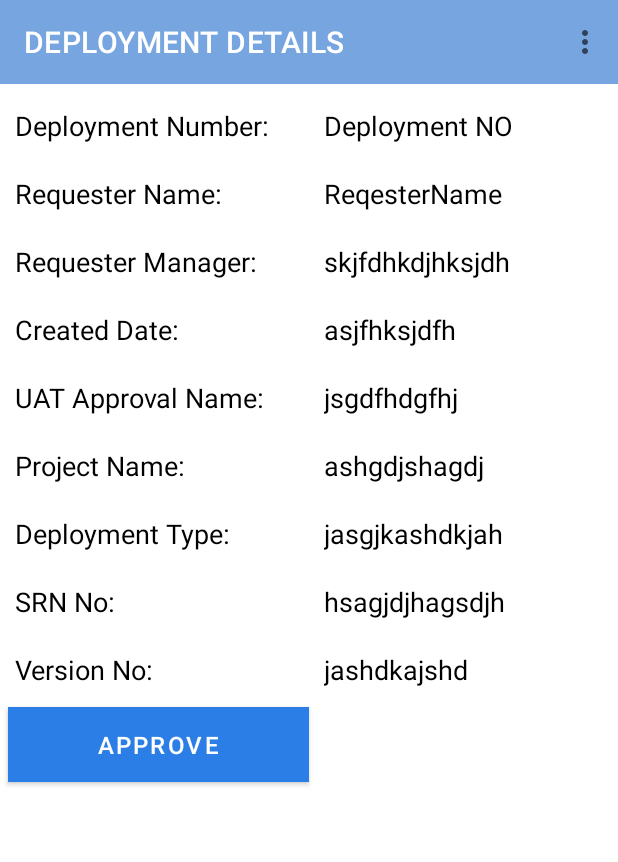
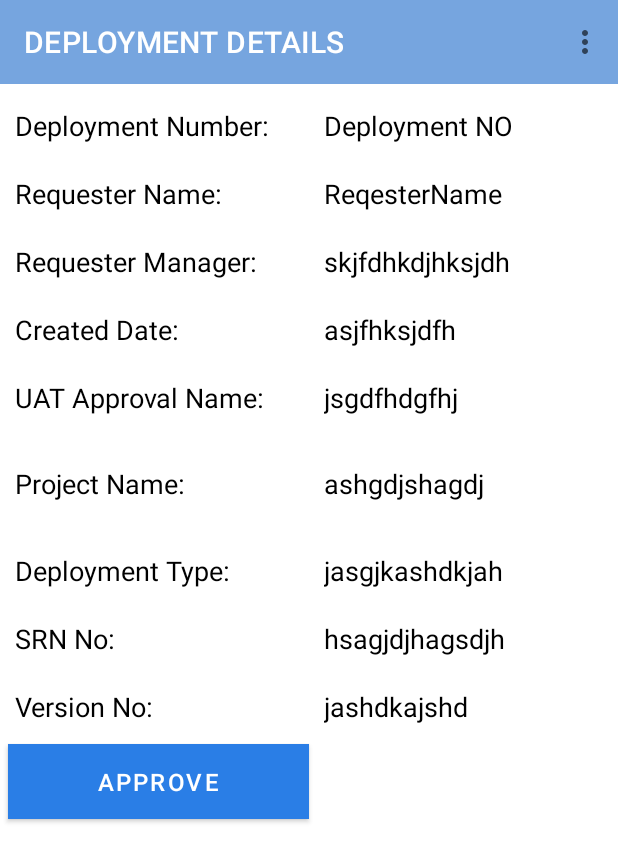
Before and after one commit to YogeshD25/DeploymentMessgenger, an Android app: the DeploymentDetails screen opened directly, with no data from a screen before it, on a phone screen of 412 x 824 dp. Shown: the top 862 px of the screen. Run offline under Robolectric (Android 15) with nearby library versions, the phone set to English and light mode, and no system bars; our stand-ins replace Volley; network calls fail; 10 statements that could not run were skipped.

```diff
--- a/app/src/main/java/com/neml/deploymentaapproval/Activities/MainActivity.java
+++ b/app/src/main/java/com/neml/deploymentaapproval/Activities/MainActivity.java
@@ -174,6 +174,7 @@ public class MainActivity extends AppCompatActivity {
                             appPreference.setUserID(userId);
                             appPreference.setPassword(password);
                             appPreference.setloginDone(true);
+                            appPreference.setMantisID(response.getString("mantisId"));
                             //Make Intent to pass on next activity
                             Intent intent =  new Intent(mContext,MenuActivity.class);
                             startActivity(intent);
@@ -196,7 +197,7 @@ public class MainActivity extends AppCompatActivity {
                 hidepDialog();
                 error.printStackTrace();
                 Logg.d(error.toString());
-                utils.getSimpleDialog(mContext,error.getMessage().toString()).show();
+               // utils.getSimpleDialog(mContext,error.getMessage().toString()).show();
                 //TODO: handle failure
             }
         });
--- a/app/src/main/java/com/neml/deploymentaapproval/FCMConnection/FCMTokenReceiver.java
+++ b/app/src/main/java/com/neml/deploymentaapproval/FCMConnection/FCMTokenReceiver.java
@@ -57,6 +57,6 @@ public class FCMTokenReceiver extends IntentService {
 
     private void sendTokenToServer() {
         AppPreference appPreference = new AppPreference(getApplicationContext());
-        NetworkUtils.postConnectionSendToken(getApplicationContext(), Constants.UrlLinks.sendToken,token,appPreference.getUserID());
+        NetworkUtils.postConnectionSendToken(getApplicationContext(), Constants.UrlLinks.sendToken,token,appPreference.getMantisID());
     }
 }
--- a/app/src/main/java/com/neml/deploymentaapproval/NetworkUtils/NetworkUtils.java
+++ b/app/src/main/java/com/neml/deploymentaapproval/NetworkUtils/NetworkUtils.java
@@ -30,11 +30,11 @@ public class NetworkUtils {
     }
 
 
-    public static void postConnectionSendToken(final Context mContext, String url, String token,String userId){
+    public static void postConnectionSendToken(final Context mContext, String url, String token,String mantisID){
         try {
             Map<String, String> params = new HashMap();
             params.put(Constants.postAttributeName.fcmToken, token);
-            params.put(Constants.postAttributeName.userId,userId);
+            params.put(Constants.postAttributeName.mantisID,mantisID);
             JSONObject parameters = new JSONObject(params);
 
             JsonObjectRequest jsonRequest = new JsonObjectRequest (Request.Method.POST, url, parameters, new Response.Listener<JSONObject>() {
--- a/app/src/main/java/com/neml/deploymentaapproval/Utils/Constants.java
+++ b/app/src/main/java/com/neml/deploymentaapproval/Utils/Constants.java
@@ -7,7 +7,7 @@ public class Constants {
         public static String login = "https://deploymenttracker.neml.xyz/NeMLDeploymentTracker/login/validateUserAndroid";
         public static String signIn = "";
         public static String details = "https://deploymenttracker.neml.xyz/NeMLDeploymentTracker/DeploymentCtrl/getDeploymentDetailsAndroid";
-        public static String approve = "https://deploymenttracker.neml.xyz/NeMLDeploymentTracker/DeploymentCtrl/approveDeployment ";
+        public static String approve = "https://deploymenttracker.neml.xyz/NeMLDeploymentTracker/DeploymentCtrl/approveDeployment";
         public static String reject = "";
         public static String sendToken = "https://deploymenttracker.neml.xyz/NeMLDeploymentTracker/DeploymentCtrl/updateToken";
 
@@ -17,6 +17,7 @@ public class Constants {
         public static String userId = "userId";
         public static String fcmToken = "fcmToken";
         public static String password = "userPassword";
+        public static String mantisID = "mantisId";
     }
     public interface fcmMessageKey{
         public static String deploymentNo = "deploymentNo";
--- a/app/src/main/res/layout/activity_deployment_details.xml
+++ b/app/src/main/res/layout/activity_deployment_details.xml
@@ -79,6 +79,7 @@
                     android:paddingLeft="10dp"
                     android:singleLine="true"
                     android:text="Deployment NO"
+                    android:inputType="textMultiLine"
                     android:textAppearance="@style/Base.TextAppearance.AppCompat.Medium"
                     android:textColor="@color/blackColor" />
             </LinearLayout>
@@ -118,6 +119,7 @@
                     android:gravity="center_vertical"
                     android:singleLine="true"
                     android:text="ReqesterName"
+                    android:inputType="textMultiLine"
                     android:textAppearance="@style/Base.TextAppearance.AppCompat.Medium"
                     android:textColor="@color/blackColor" />
             </LinearLayout>
@@ -152,6 +154,7 @@
                     android:gravity="center_vertical"
                     android:singleLine="true"
                     android:text="skjfdhkdjhksjdh"
+                    android:inputType="textMultiLine"
                     android:textAppearance="@style/Base.TextAppearance.AppCompat.Medium"
                     android:textColor="@color/blackColor" />
             </LinearLayout>
@@ -187,6 +190,7 @@
                     android:singleLine="true"
                     android:gravity="center_vertical"
                     android:text="asjfhksjdfh"
+                    android:inputType="textMultiLine"
                     android:textAppearance="@style/Base.TextAppearance.AppCompat.Medium"
                     android:textColor="@color/blackColor" />
             </LinearLayout>
@@ -220,6 +224,7 @@
                     android:paddingLeft="10dp"
                     android:singleLine="true"
                     android:text="jsgdfhdgfhj"
+                    android:inputType="textMultiLine"
                     android:textAppearance="@style/Base.TextAppearance.AppCompat.Medium"
                     android:gravity="center_vertical"
                     android:textColor="@color/blackColor" />
@@ -249,12 +254,14 @@
                 <TextView
                     android:id="@+id/projectName"
                     android:layout_width="0dp"
-                    android:layout_height="@dimen/height_component"
+                    android:layout_height="60dp"
                     android:layout_weight="1"
-                    android:inputType="number"
                     android:paddingLeft="10dp"
-                    android:singleLine="true"
                     android:text="ashgdjshagdj"
+                    android:maxLines="5"
+                    android:minLines="2"
+                    android:singleLine="false"
+                    android:lines="2"
                     android:gravity="center_vertical"
                     android:textAppearance="@style/Base.TextAppearance.AppCompat.Medium"
                     android:textColor="@color/blackColor" />
@@ -284,12 +291,11 @@
                     android:id="@+id/deploymentType"
                     android:layout_width="0dp"
                     android:layout_height="@dimen/height_component"
-
                     android:layout_weight="1"
-                    android:inputType="number"
                     android:gravity="center_vertical"
                     android:paddingLeft="10dp"
                     android:singleLine="true"
+                    android:inputType="textMultiLine|number"
                     android:text="jasgjkashdkjah"
                     android:textAppearance="@style/Base.TextAppearance.AppCompat.Medium"
                     android:textColor="@color/blackColor" />
@@ -320,7 +326,7 @@
                     android:layout_width="0dp"
                     android:layout_height="@dimen/height_component"
                     android:layout_weight="1"
-                    android:inputType="number"
+                    android:inputType="textMultiLine|number"
                     android:paddingLeft="10dp"
                     android:singleLine="true"
                     android:text="hsagjdjhagsdjh"
@@ -354,7 +360,7 @@
                     android:layout_width="0dp"
                     android:layout_height="@dimen/height_component"
                     android:layout_weight="1"
-                    android:inputType="number"
+                    android:inputType="textMultiLine|number"
                     android:paddingLeft="10dp"
                     android:singleLine="true"
                     android:text="jashdkajshd"
--- a/app/src/main/res/layout/layout_deployment.xml
+++ b/app/src/main/res/layout/layout_deployment.xml
@@ -51,7 +51,7 @@
                 android:layout_height="wrap_content"
                 android:layout_below="@id/textDeploymentNo"
                 android:layout_toLeftOf="@id/textRequesterName"
-                android:text="Requester Manager:"
+                android:text="Requester Name:"
                 android:layout_alignParentLeft="true"
                 android:textAppearance="@style/Base.TextAppearance.AppCompat.Small"
                 android:textColor="#000000" />
@@ -116,7 +116,7 @@
                 android:layout_height="wrap_content"
                 android:layout_below="@id/textCreatedDate"
                 android:layout_toLeftOf="@id/textUatApprovalName"
-                android:text="Approvar Name: "
+                android:text="Uat Approvar Name: "
                 android:layout_alignParentLeft="true"
                 android:textAppearance="@style/Base.TextAppearance.AppCompat.Small"
                 android:textColor="#000000" />
```
Also changed, not shown: app/src/main/java/com/neml/deploymentaapproval/Activities/DeploymentDetails.java (+5 -4 lines), app/src/main/java/com/neml/deploymentaapproval/Activities/MenuActivity.java (+13 -10 lines), app/src/main/java/com/neml/deploymentaapproval/Activities/NotificationList.java (+13 -10 lines), app/src/main/java/com/neml/deploymentaapproval/Database/AppPreference.java (+10 -0 lines).
